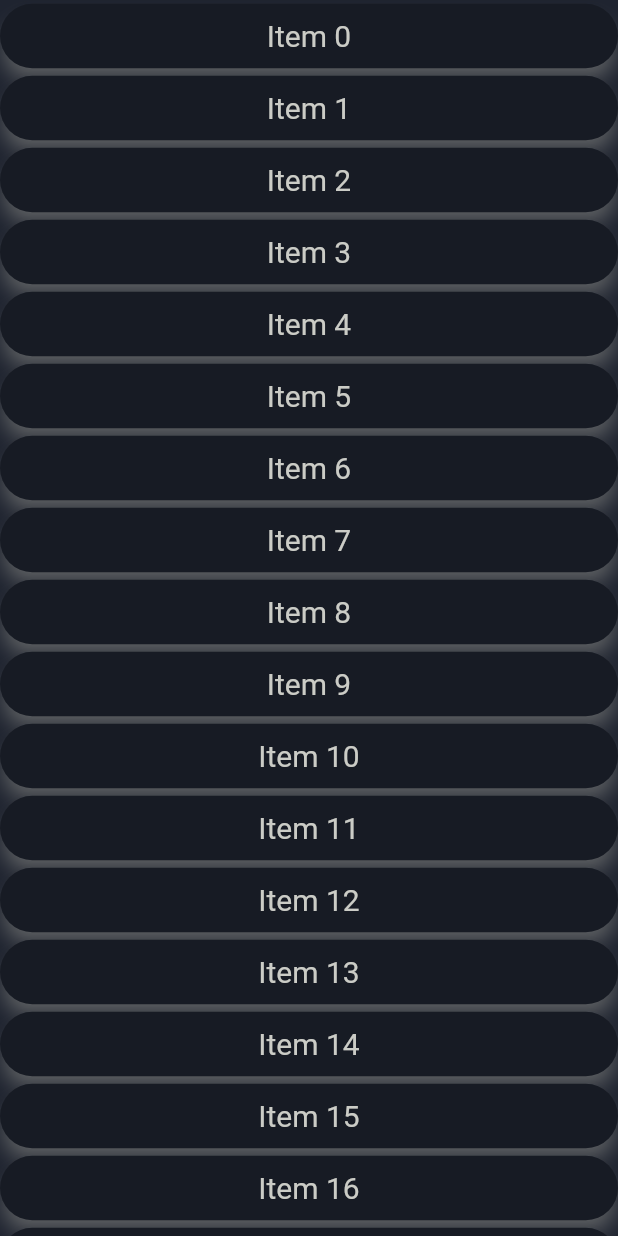
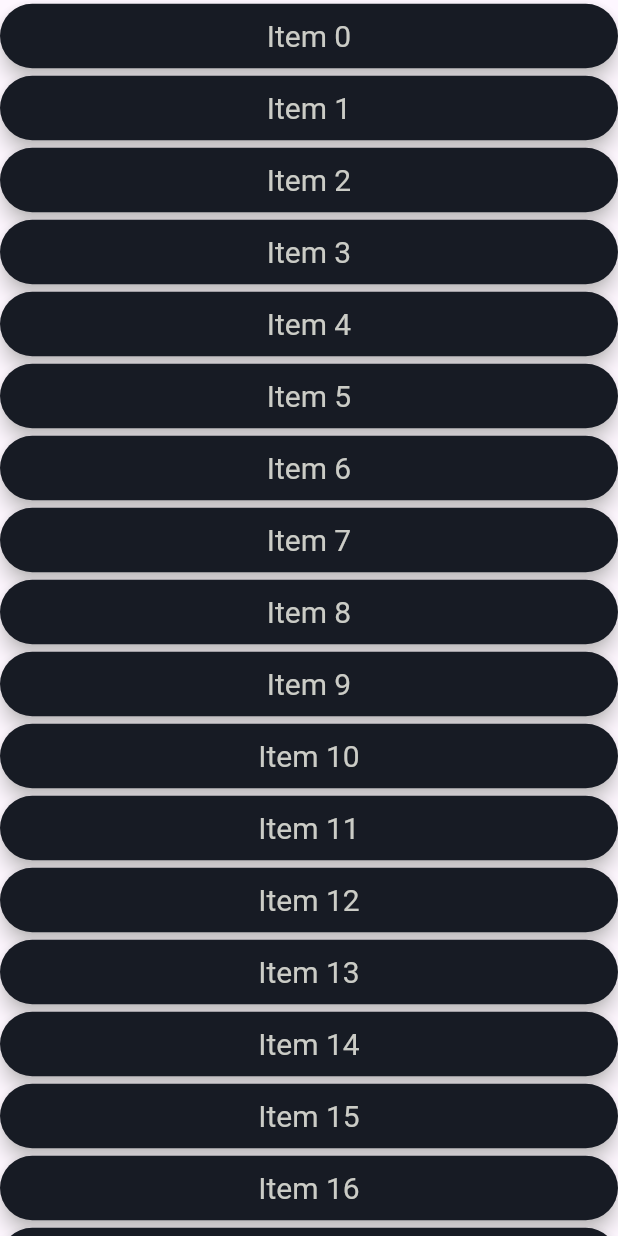
Before and after one commit to zuzmuz/tamayensa, a Flutter app: the screen it shows after launch, on a phone screen of 412 x 824 dp. Run offline on Flutter 3.47's test engine with Material 3 defaults, Android fonts, the phone set to English and light mode, and no system bars.

Commit message:
applied formatting

```diff
--- a/lib/main.dart
+++ b/lib/main.dart
@@ -6,7 +6,6 @@ void main() {
 }
 
 class MyApp extends StatelessWidget {
-
   final List<String> items = List<String>.generate(10000, (i) => 'Item $i');
 
   MyApp({super.key});
@@ -15,9 +14,11 @@ class MyApp extends StatelessWidget {
   @override
   Widget build(BuildContext context) {
     return MaterialApp(
+        theme: appTheme,
         home: Scaffold(
-                backgroundColor: AppColor.background,
-                body: ListView.builder(itemCount: items.length, itemBuilder: (context, index) {
+          body: ListView.builder(
+              itemCount: items.length,
+              itemBuilder: (context, index) {
                 return ElevatedButton(
                   style: ElevatedButton.styleFrom(
                     backgroundColor: AppColor.line,
@@ -30,10 +31,10 @@ class MyApp extends StatelessWidget {
                   onPressed: () {
                     print('Button $index pressed');
                   },
-                        child: Text(items[index], style: const TextStyle(color: AppColor.foreground)),
+                  child: Text(items[index],
+                      style: const TextStyle(color: AppColor.foreground)),
                 );
               }),
-            )
-        );
+        ));
   }
 }
--- a/lib/utils/app_colors.dart
+++ b/lib/utils/app_colors.dart
@@ -3,7 +3,7 @@ import 'package:flutter/material.dart';
 class AppColor {
   static const Color foreground = Color(0xFFcbccc6);
   static const Color background = Color(0xFF1F2430);
-    static const Color line= Color(0xFF171B24);
+  static const Color line = Color(0xFF171B24);
 
   static const Color cyan = Color(0xFF90e1c6);
   static const Color green = Color(0xFFa6cc70);
@@ -12,3 +12,5 @@ class AppColor {
   static const Color white = Color(0xFFc7c7c7);
   static const Color yellow = Color(0xFFfad07b);
 }
+
+final ThemeData appTheme = ThemeData(backgroundColor: AppColor.background);
```
Lines whose indentation alone changed are shown as unchanged.
